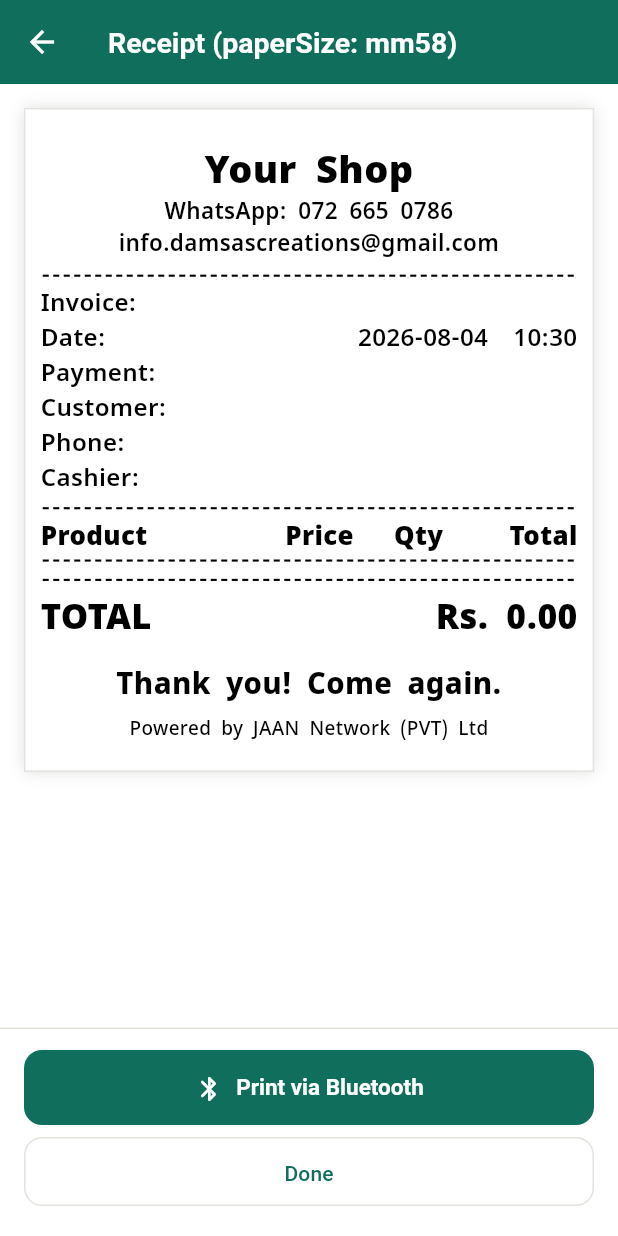
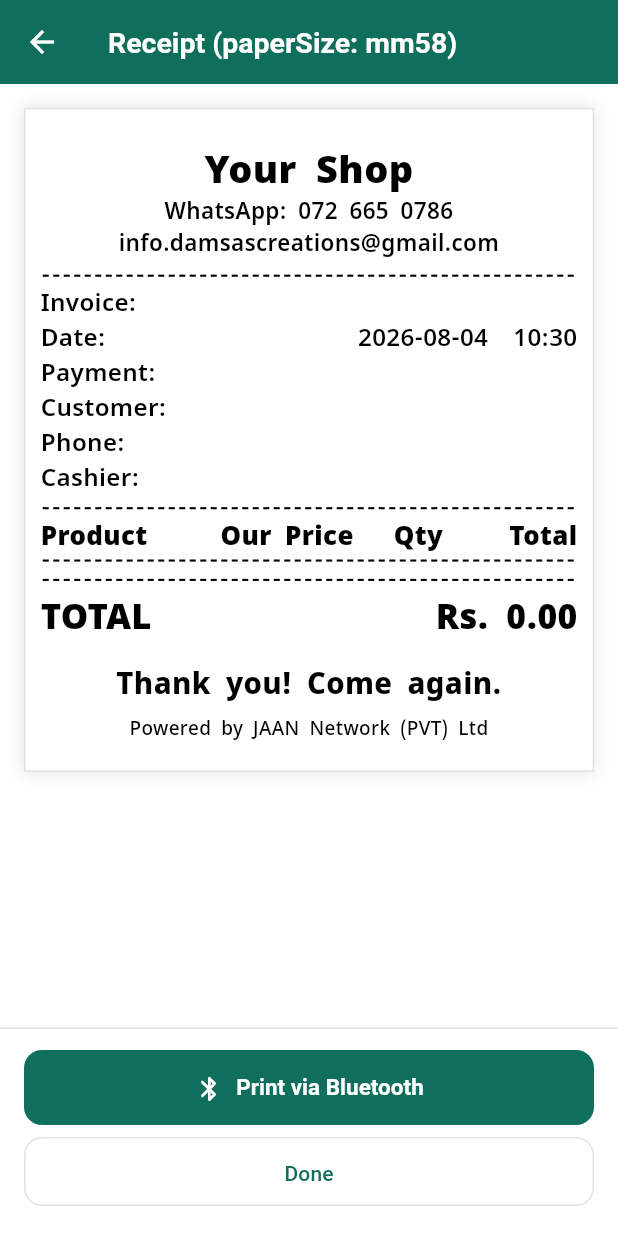
Before and after one commit to VindiPerera/Customized-Distribution-Mobile-Application, a Flutter app: the ReceiptPreviewScreen screen opened directly with empty values, on a phone screen of 412 x 824 dp. Run offline on Flutter 3.47's test engine with Material 3 defaults, Android fonts, the phone set to English and light mode, and no system bars; our stand-ins replace permission_handler, shared_preferences; missing offline and left inert: esc_pos_utils_plus, print_bluetooth_thermal; accounts and stored records are empty; network calls fail.

Commit message:
feat: Update receipt layout to display 'Our Price' and include unit price for products

```diff
--- a/mobile/lib/widgets/receipt_widget.dart
+++ b/mobile/lib/widgets/receipt_widget.dart
@@ -25,7 +25,7 @@ const Map<String, Map<String, String>> _receiptStrings = {
     'phone': 'Phone',
     'cashier': 'Cashier',
     'product': 'Product',
-    'price': 'Price',
+    'price': 'Our Price',
     'qty': 'Qty',
     'amount': 'Total',
     'total': 'TOTAL',
@@ -41,7 +41,7 @@ const Map<String, Map<String, String>> _receiptStrings = {
     'phone': 'දුරකථනය',
     'cashier': 'කැෂියර්',
     'product': 'භාණ්ඩය',
-    'price': 'මිල',
+    'price': 'අපේ මිල',
     'qty': 'ප්‍රමාණය',
     'amount': 'එකතුව',
     'total': 'එකතුව',
@@ -160,28 +160,27 @@ class ReceiptWidget extends StatelessWidget {
           const _DashedDivider(),
           SizedBox(height: 6 * _scale),
           Row(
+            crossAxisAlignment: CrossAxisAlignment.start,
             children: [
               Expanded(
                 flex: 4,
-                child: Text(t['product']!, style: mono.copyWith(fontWeight: FontWeight.w900), softWrap: false, overflow: TextOverflow.visible),
+                child: Text(t['product']!, style: mono.copyWith(fontWeight: FontWeight.w900)),
               ),
               Expanded(
                 flex: 3,
-                child: Text(t['price']!, textAlign: TextAlign.right, style: mono.copyWith(fontWeight: FontWeight.w900), softWrap: false),
+                child: Text(
+                  t['price']!,
+                  textAlign: TextAlign.right,
+                  style: mono.copyWith(fontWeight: FontWeight.w900),
+                ),
               ),
               Expanded(
                 flex: 2,
-                child: Text(
-                  t['qty']!,
-                  textAlign: TextAlign.right,
-                  style: mono.copyWith(fontWeight: FontWeight.w900),
-                  softWrap: false,
-                  overflow: TextOverflow.visible,
-                ),
+                child: Text(t['qty']!, textAlign: TextAlign.right, style: mono.copyWith(fontWeight: FontWeight.w900)),
               ),
               Expanded(
                 flex: 3,
-                child: Text(t['amount']!, textAlign: TextAlign.right, style: mono.copyWith(fontWeight: FontWeight.w900), softWrap: false),
+                child: Text(t['amount']!, textAlign: TextAlign.right, style: mono.copyWith(fontWeight: FontWeight.w900)),
               ),
             ],
           ),
@@ -248,15 +247,24 @@ class _ReceiptLineRow extends StatelessWidget {
 
   @override
   Widget build(BuildContext context) {
-    return Column(
+    return Row(
+      crossAxisAlignment: CrossAxisAlignment.start,
+      children: [
+        // Product name + its normal (pre-discount) selling price. The name
+        // wraps onto extra lines instead of overflowing/clipping when it's
+        // too long for the column.
+        Expanded(
+          flex: 4,
+          child: Column(
             crossAxisAlignment: CrossAxisAlignment.start,
             children: [
               Text(line.name, style: mono.copyWith(fontSize: 15 * scale, fontWeight: FontWeight.w700)),
-        Row(
-          children: [
-            Expanded(
-              flex: 4,
-              child: SizedBox.shrink(),
+              Text(
+                'Rs. ${line.unitPrice.toStringAsFixed(2)}',
+                style: mono.copyWith(fontSize: 12.5 * scale, color: mono.color!.withValues(alpha: 0.7)),
+              ),
+            ],
+          ),
         ),
         Expanded(
           flex: 3,
@@ -277,8 +285,6 @@ class _ReceiptLineRow extends StatelessWidget {
             textAlign: TextAlign.right,
             style: mono.copyWith(fontSize: 14 * scale, fontWeight: FontWeight.w800),
           ),
-            ),
-          ],
         ),
       ],
     );
```
Also changed, not shown: mobile/lib/services/bluetooth_printer_service.dart (+6 -2 lines). Lines whose indentation alone changed are shown as unchanged.
